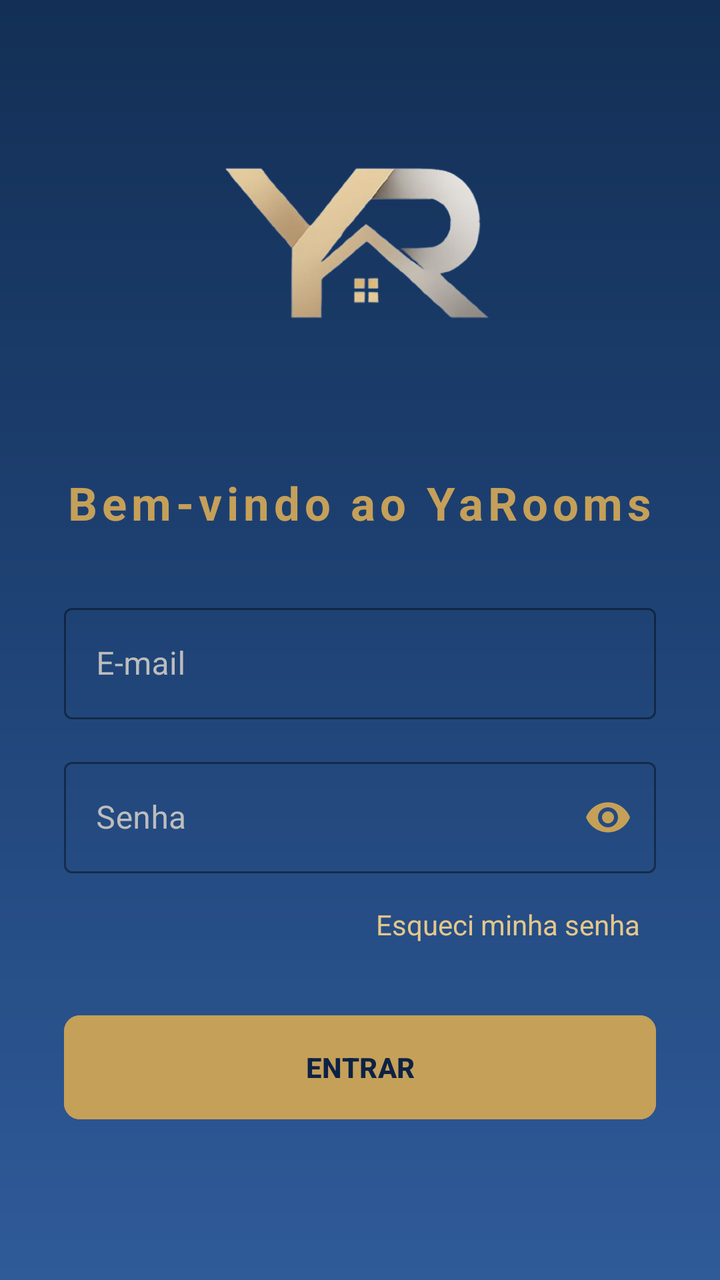
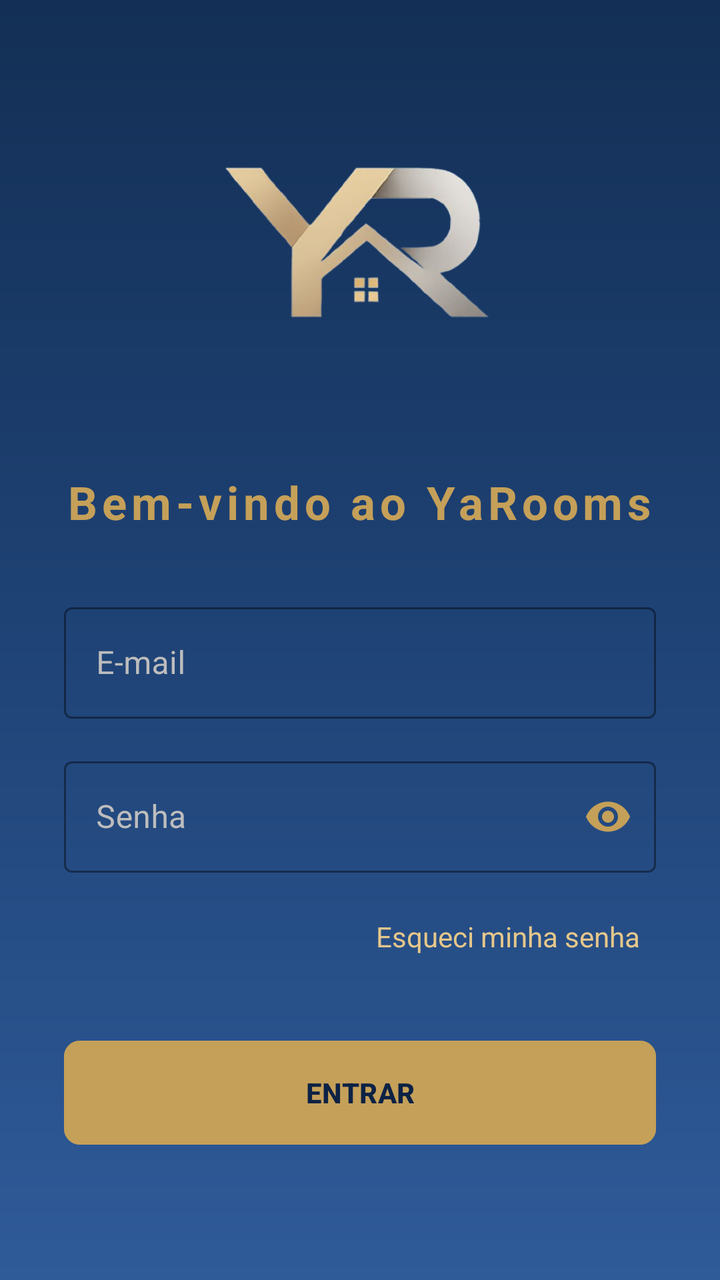

The first picture is an Android layout as it rendered before a commit; the second is the same layout after the commit. The layout source and the unified diff follow.
<!-- AndroidManifest.xml: application theme Theme.Agend -->
<!-- res/layout/activity_login.xml -->
<?xml version="1.0" encoding="utf-8"?>
<LinearLayout xmlns:android="http://schemas.android.com/apk/res/android"
    xmlns:app="http://schemas.android.com/apk/res-auto"
    android:layout_width="match_parent"
    android:layout_height="match_parent"
    android:orientation="vertical"
    android:padding="32dp"
    android:background="@drawable/bg_yarooms_gradient"
    android:gravity="center">

    <ImageView
        android:id="@+id/imgLogo"
        android:layout_width="180dp"
        android:layout_height="180dp"
        android:src="@drawable/logo"
        android:layout_marginBottom="24dp"
        android:contentDescription="Logo YaRooms" />

    <TextView
        android:layout_width="wrap_content"
        android:layout_height="wrap_content"
        android:text="Bem-vindo ao YaRooms"
        android:textSize="23sp"
        android:letterSpacing="0.1"
        android:textStyle="bold"
        android:textColor="@color/yarooms_gold"
        android:layout_marginBottom="32dp"/>

    <TextView
        android:id="@+id/textoErroLogin"
        android:layout_width="wrap_content"
        android:layout_height="wrap_content"
        android:text="⚠️ E-mail ou senha incorretos"
        android:textColor="#FF5252"
        android:visibility="gone"
        android:layout_marginBottom="16dp"/>

    <com.google.android.material.textfield.TextInputLayout
        android:id="@+id/layoutEmail"
        android:layout_width="match_parent"
        android:layout_height="wrap_content"
        android:layout_marginBottom="16dp"
        android:textColorHint="@color/gray_text"
        app:hintTextColor="@color/yarooms_gold"
        app:boxStrokeColor="@color/yarooms_gold"
        style="@style/Widget.MaterialComponents.TextInputLayout.OutlinedBox">

        <com.google.android.material.textfield.TextInputEditText
            android:id="@+id/editEmail"
            android:layout_width="match_parent"
            android:layout_height="wrap_content"
            android:textColor="@color/white"
            android:inputType="textEmailAddress"
            android:hint="E-mail"/>
    </com.google.android.material.textfield.TextInputLayout>

    <com.google.android.material.textfield.TextInputLayout
        android:id="@+id/layoutSenha"
        android:layout_width="match_parent"
        android:layout_height="wrap_content"
        app:passwordToggleEnabled="true"
        app:passwordToggleTint="@color/yarooms_gold"
        android:textColorHint="@color/gray_text"
        app:hintTextColor="@color/yarooms_gold"
        app:boxStrokeColor="@color/yarooms_gold"
        style="@style/Widget.MaterialComponents.TextInputLayout.OutlinedBox">

        <com.google.android.material.textfield.TextInputEditText
            android:id="@+id/editSenha"
            android:layout_width="match_parent"
            android:layout_height="wrap_content"
            android:textColor="@color/white"
            android:inputType="textPassword"
            android:hint="Senha"/>
    </com.google.android.material.textfield.TextInputLayout>

    <TextView
        android:id="@+id/textoEsqueciSenha"
        android:layout_width="wrap_content"
        android:layout_height="wrap_content"
        android:text="Esqueci minha senha"
        android:textColor="@color/yarooms_gold_light"
        android:layout_gravity="end"
        android:layout_marginTop="8dp"
        android:layout_marginBottom="24dp"
        android:padding="8dp"/>

    <com.google.android.material.button.MaterialButton
        android:id="@+id/botaoEntrar"
        android:layout_width="match_parent"
        android:layout_height="60dp"
        android:text="ENTRAR"
        android:textColor="@color/yarooms_blue_dark"
        android:textStyle="bold"
        app:cornerRadius="8dp"
        android:backgroundTint="@color/yarooms_gold"
        android:padding="12dp"/>

    <TextView
        android:id="@+id/textoCadastro"
        android:layout_width="wrap_content"
        android:layout_height="wrap_content"
        android:text="Não tem uma conta? Cadastre-se"
        android:textColor="@color/yarooms_gold"
        android:layout_marginTop="32dp"
        android:padding="8dp"/>

</LinearLayout>
<!-- resources referenced by this layout -->
<resources>
  <color name="gray_text">#BDBDBD</color>
  <color name="white">#FFFFFF</color>
  <color name="yarooms_blue_dark">#0D2244</color>
  <color name="yarooms_gold">#C5A059</color>
  <color name="yarooms_gold_light">#E5C78B</color>
  <!-- drawable bg_yarooms_gradient (drawable) -->
  <?xml version="1.0" encoding="utf-8"?>
  <shape xmlns:android="http://schemas.android.com/apk/res/android">
  
      
      <gradient
          android:angle="270"
          android:startColor="#132F55"
          android:centerColor="#1F4376"
          android:endColor="#2F5B99"
          android:type="linear" />
  
  </shape>
  <!-- drawable logo: png bitmap (drawable, 79161 bytes) -->
  <style name="Theme.Agend" parent="Base.Theme.Agend" />
  <style name="Base.Theme.Agend" parent="Theme.Material3.DayNight.NoActionBar">
          <item name="android:forceDarkAllowed" tools:targetApi="q">false</item>
          
          <item name="colorError">@color/yarooms_error</item>
      </style>
  <color name="yarooms_error">#FF5252</color>
</resources>

<!-- the commit's change to res/layout/activity_login.xml (unified diff, before → after) -->
@@ -17,6 +17,7 @@
         android:contentDescription="Logo YaRooms" />
 
     <TextView
+        android:id="@+id/textoTituloLogin"
         android:layout_width="wrap_content"
         android:layout_height="wrap_content"
         android:text="Bem-vindo ao YaRooms"
@@ -31,7 +32,7 @@
         android:layout_width="wrap_content"
         android:layout_height="wrap_content"
         android:text="⚠️ E-mail ou senha incorretos"
-        android:textColor="#FF5252"
+        android:textColor="#FF8080"
         android:visibility="gone"
         android:layout_marginBottom="16dp"/>
 
@@ -51,6 +52,7 @@
             android:layout_height="wrap_content"
             android:textColor="@color/white"
             android:inputType="textEmailAddress"
+            android:autofillHints="emailAddress"
             android:hint="E-mail"/>
     </com.google.android.material.textfield.TextInputLayout>
 
@@ -71,6 +73,7 @@
             android:layout_height="wrap_content"
             android:textColor="@color/white"
             android:inputType="textPassword"
+            android:autofillHints="password"
             android:hint="Senha"/>
     </com.google.android.material.textfield.TextInputLayout>
 
@@ -80,6 +83,8 @@
         android:layout_height="wrap_content"
         android:text="Esqueci minha senha"
         android:textColor="@color/yarooms_gold_light"
+        android:minHeight="48dp"
+        android:gravity="center_vertical"
         android:layout_gravity="end"
         android:layout_marginTop="8dp"
         android:layout_marginBottom="24dp"
@@ -102,6 +107,8 @@
         android:layout_height="wrap_content"
         android:text="Não tem uma conta? Cadastre-se"
         android:textColor="@color/yarooms_gold"
+        android:minHeight="48dp"
+        android:gravity="center_vertical"
         android:layout_marginTop="32dp"
         android:padding="8dp"/>
 
